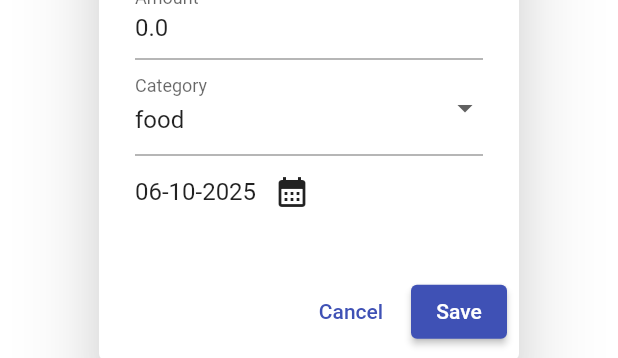
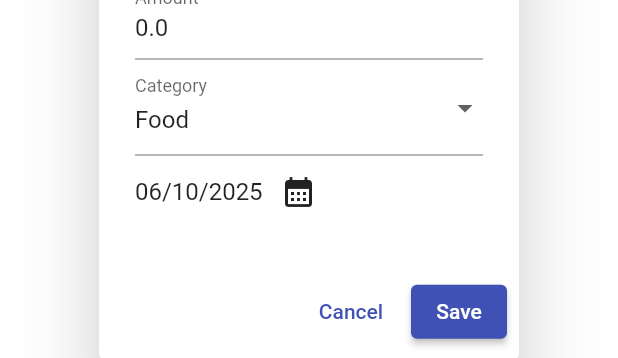
Before and after one commit to farihaarai/expense-tracker-flutter-bloc, a Flutter app: the EditExpenseDialog widget shown alone on an empty page, opened directly with empty values, on a phone screen of 412 x 824 dp. Shown: the part 547-905 px from the top of the screen. Run offline on Flutter 3.47's test engine with Material 3 defaults, Android fonts, the phone set to English and light mode, and no system bars; our stand-ins replace copy_with_extension, equatable, fl_chart, flutter_bloc.

Commit message:
feat: add undo delete functionality and enhance expense categories
- Implemented undo functionality for deleted expenses
- Added more categories in ExpenseCategory enum
- Added color getter for each category to assign unique colors

```diff
--- a/lib/enums/expense_category.dart
+++ b/lib/enums/expense_category.dart
@@ -1 +1,11 @@
-enum ExpenseCategory { food, travel, entertainment, other }
+enum ExpenseCategory {
+  Food,
+  Transport,
+  Shopping,
+  Bills,
+  Health,
+  Entertainment,
+  Education,
+  Travel,
+  Others,
+}
--- a/lib/ui/home_page.dart
+++ b/lib/ui/home_page.dart
@@ -1,4 +1,5 @@
 import 'package:expense_tracker_bloc/ui/widgets/add_expense_sheet.dart';
+// import 'package:expense_tracker_bloc/ui/widgets/category_chart.dart';
 import 'package:expense_tracker_bloc/ui/widgets/expense_list.dart';
 import 'package:expense_tracker_bloc/ui/widgets/total_expense.dart';
 import 'package:flutter/material.dart';
--- a/lib/ui/widgets/add_expense_sheet.dart
+++ b/lib/ui/widgets/add_expense_sheet.dart
@@ -18,7 +18,7 @@ class AddExpenseSheet extends StatefulWidget {
 class _AddExpenseSheetState extends State<AddExpenseSheet> {
   final titleController = TextEditingController();
   final amountController = TextEditingController();
-  ExpenseCategory selectedCategory = ExpenseCategory.food;
+  ExpenseCategory selectedCategory = ExpenseCategory.Food;
   DateTime? selectedDate;
 
   void _presentDatePicker() async {
@@ -128,13 +128,13 @@ class _AddExpenseSheetState extends State<AddExpenseSheet> {
                       decoration: const InputDecoration(labelText: "Category"),
                     ),
                   ),
-                  const SizedBox(width: 50),
+                  const SizedBox(width: 10),
                   Row(
                     children: [
                       Text(
                         selectedDate == null
                             ? "No Date Chosen"
-                            : DateFormat('dd-MM-yyyy').format(selectedDate!),
+                            : DateFormat('dd/MM/yyyy').format(selectedDate!),
                       ),
                       IconButton(
                         onPressed: _presentDatePicker,
--- a/lib/ui/widgets/edit_expense_dialog.dart
+++ b/lib/ui/widgets/edit_expense_dialog.dart
@@ -120,7 +120,7 @@ class _EditExpenseDialogState extends State<EditExpenseDialog> {
               Text(
                 selectedDate == null
                     ? "No Date Chosen"
-                    : DateFormat('dd-MM-yyyy').format(selectedDate!),
+                    : DateFormat('dd/MM/yyyy').format(selectedDate!),
               ),
               IconButton(
                 onPressed: presentDatePicker,
--- a/pubspec.yaml
+++ b/pubspec.yaml
@@ -2,7 +2,7 @@ name: expense_tracker_bloc
 description: "A new Flutter project."
 # The following line prevents the package from being accidentally published to
 # pub.dev using `flutter pub publish`. This is preferred for private packages.
-publish_to: 'none' # Remove this line if you wish to publish to pub.dev
+publish_to: "none" # Remove this line if you wish to publish to pub.dev
 
 # The following defines the version and build number for your application.
 # A version number is three numbers separated by dots, like 1.2.43
@@ -40,6 +40,7 @@ dependencies:
   fl_chart: ^1.1.0
   copy_with_extension: ^10.0.1
   copy_with_extension_gen: ^10.0.1
+  mysql1: ^0.20.0
 
 dev_dependencies:
   flutter_test:
@@ -59,7 +60,6 @@ dev_dependencies:
 
 # The following section is specific to Flutter packages.
 flutter:
-
   # The following line ensures that the Material Icons font is
   # included with your application, so that you can use the icons in
   # the material Icons class.
```
Also changed, not shown: lib/ui/widgets/expense_list.dart (+18 -0 lines), lib/utils/category_colors.dart (added, +25 -0 lines), pubspec.lock.
